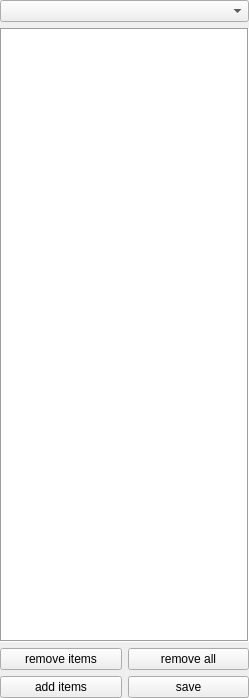
This is af/gui/sidebar/AfAnnotationWidget.ui in manerotoni/afw as Qt 5 draws it before an edit. The edited form follows.
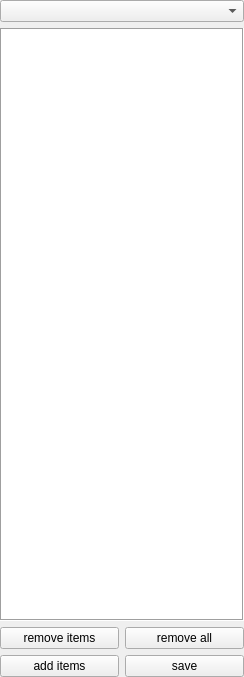
This is the edited form.

The edit to the form file:
```diff
--- a/af/gui/sidebar/AfAnnotationWidget.ui
+++ b/af/gui/sidebar/AfAnnotationWidget.ui
@@ -6,8 +6,8 @@
    <rect>
     <x>0</x>
     <y>0</y>
-    <width>249</width>
-    <height>698</height>
+    <width>244</width>
+    <height>677</height>
    </rect>
   </property>
   <property name="windowTitle">
```
